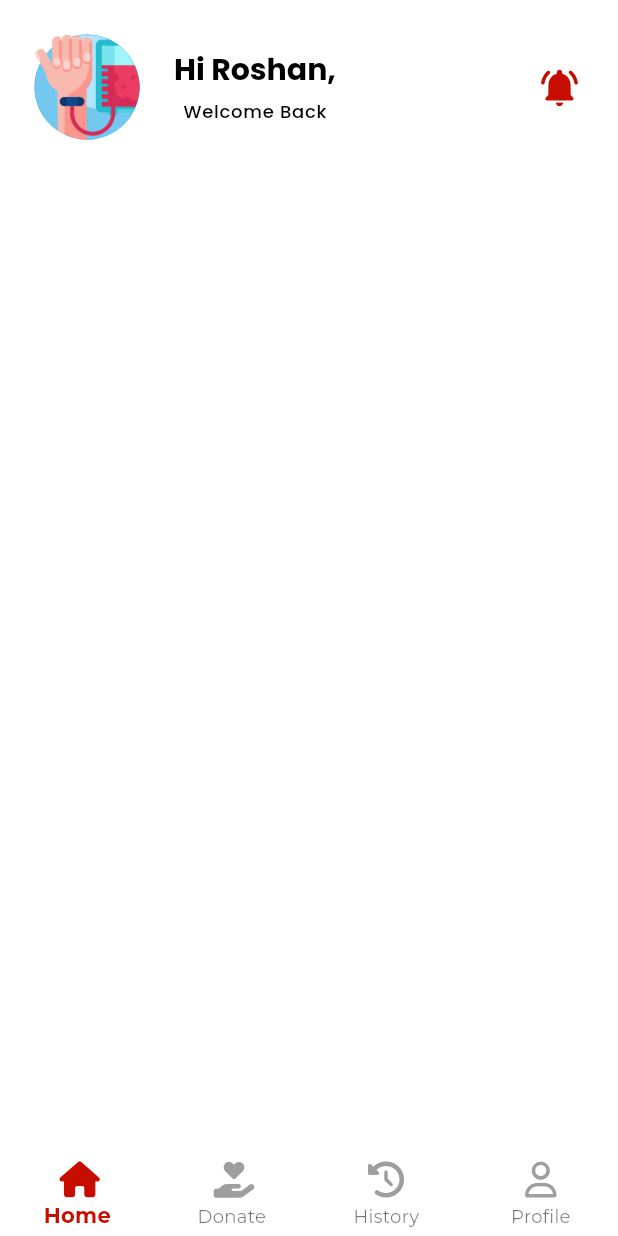
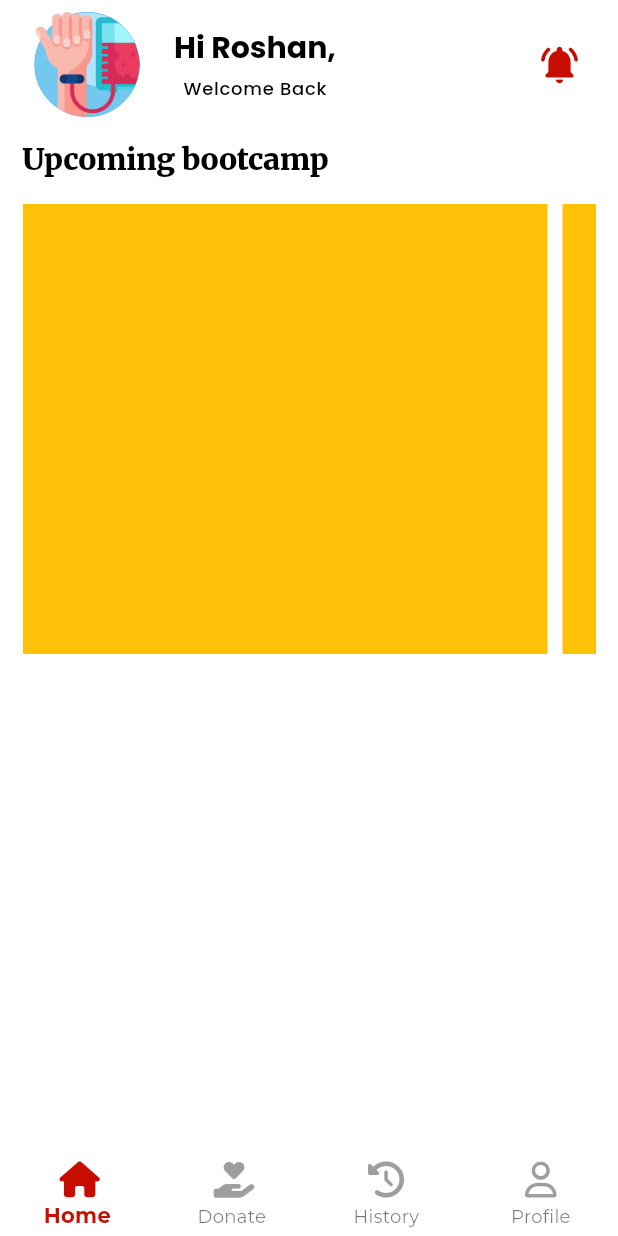
Before and after one commit to Roshan-T/BloodBond-Frontend, a Flutter app: the screen it shows after launch, on a phone screen of 412 x 824 dp. Run offline on Flutter 3.47's test engine with Material 3 defaults, Android fonts, the phone set to English and light mode, and no system bars; our stand-ins replace flutter_custom_clippers, font_awesome_flutter, geolocator, get, google_fonts, google_maps_flutter and 3 more.

Commit message:
home screen simple modify

```diff
--- a/lib/screen/home_screen.dart
+++ b/lib/screen/home_screen.dart
@@ -16,9 +16,12 @@ class _HomeScreenState extends State<HomeScreen> {
   Widget build(BuildContext context) {
     return Scaffold(
       body: SafeArea(
-        child: Container(
-          padding: const EdgeInsets.all(15),
+        child: Padding(
+          padding: const EdgeInsets.symmetric(horizontal: 15),
+          child: SingleChildScrollView(
+            physics: const ClampingScrollPhysics(),
             child: Column(
+              crossAxisAlignment: CrossAxisAlignment.start,
               children: [
                 Row(
                   children: [
@@ -61,8 +64,40 @@ class _HomeScreenState extends State<HomeScreen> {
                       ),
                     )
                   ],
+                ),
+                const SizedBox(
+                  height: 10,
+                ),
+                Text(
+                  "Upcoming bootcamp",
+                  style: Get.textTheme.displayLarge
+                      ?.copyWith(color: Constants.kBlackColor, fontSize: 20),
+                ),
+                const SizedBox(
+                  height: 20,
+                ),
+                Container(
+                  height: 300,
+                  child: ListView.separated(
+                      physics: const ClampingScrollPhysics(),
+                      itemBuilder: (context, index) {
+                        return Container(
+                          height: 300,
+                          width: 350,
+                          color: Colors.amber,
+                        );
+                      },
+                      separatorBuilder: (context, index) {
+                        return const SizedBox(
+                          width: 10,
+                        );
+                      },
+                      shrinkWrap: true,
+                      scrollDirection: Axis.horizontal,
+                      itemCount: 5),
                 )
               ],
+            ),
           ),
         ),
       ),
```
Lines whose indentation alone changed are shown as unchanged.
